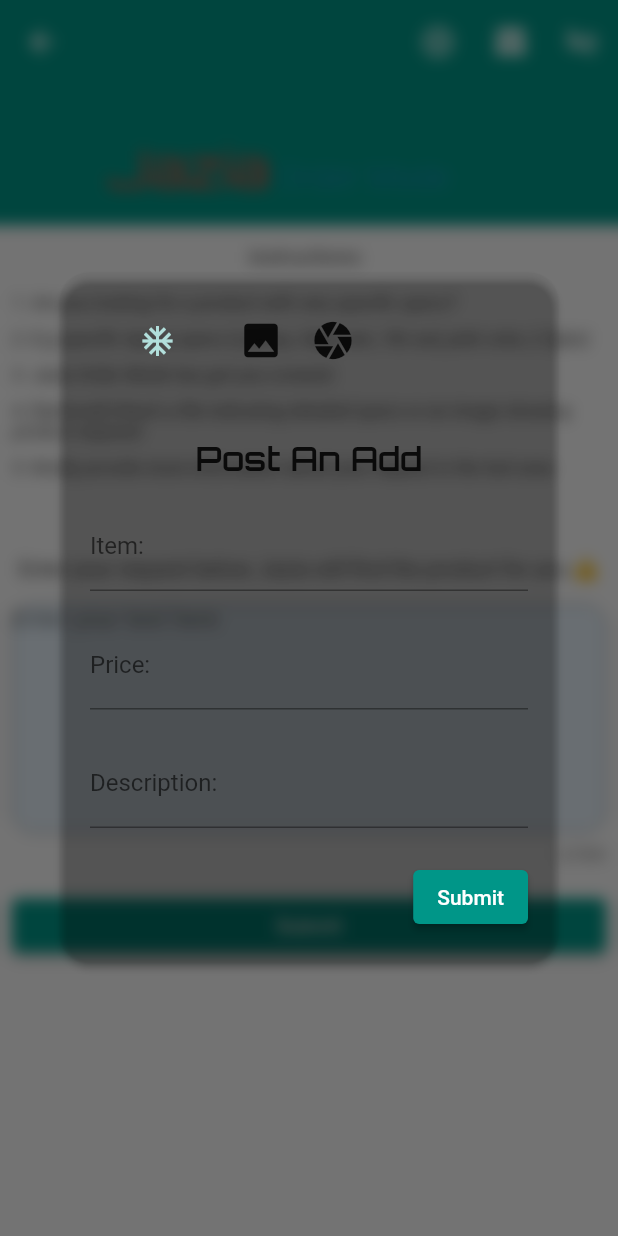
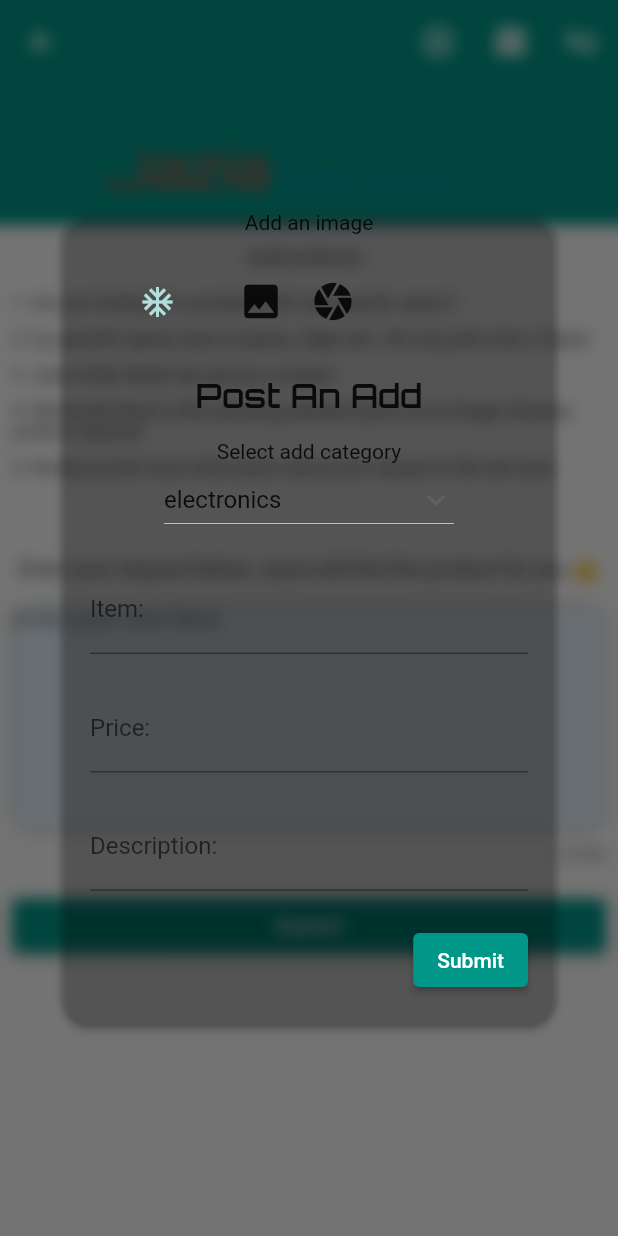
Before and after one commit to DavidMtundi/jaziaEq, a Flutter app: the LandOrder screen opened by its route, after a tap on the "add circle outline" icon, on a phone screen of 412 x 824 dp. Run offline on Flutter 3.47's test engine with Material 2 defaults, Android fonts, the phone set to English and light mode, and no system bars; our stand-ins replace cached_network_image, cloud_firestore, dropdown_button2, firebase_auth, firebase_core, firebase_storage and 9 more; missing offline and left inert: flutter_sms_inbox, solid_bottom_sheet; accounts and stored records are empty; Roboto replaces fonts that are missing (Varela).

```diff
--- a/lib/main.dart
+++ b/lib/main.dart
@@ -126,7 +126,7 @@ class _MyAppState extends State<MyApp> {
           '/mt940download': (context) => Mt940Screen(),
           '/registernewform': (context) => const RegisterNewForm(),
           '/registerform': (context) => const RegisterForm(),
-          '/myitems': (context) => const ProfileExisting(),
+          '/myitems': (context) => ProfileExisting(),
           '/indevelopment': (context) => const InDevelopment(),
           '/verifyseller': (context) => const VerifySeller(),
         },
--- a/lib/trydart/uploadonly.dart
+++ b/lib/trydart/uploadonly.dart
@@ -9,6 +9,8 @@ import 'package:firebase_storage/firebase_storage.dart';
 import 'package:flutter/cupertino.dart';
 import 'package:flutter/material.dart';
 import 'package:image_picker/image_picker.dart';
+import 'package:shared_preferences/shared_preferences.dart';
+import 'package:firebase_auth/firebase_auth.dart';
 
 class UploadDialogBox extends StatefulWidget {
   final String? title, descriptions, text;
@@ -33,8 +35,22 @@ class _UploadDialogBoxState extends State<UploadDialogBox> {
   ///instance of firestore
   FirebaseFirestore firestore = FirebaseFirestore.instance;
   FirebaseStorage storage = FirebaseStorage.instance;
+  FirebaseAuth _auth = FirebaseAuth.instance;
 
+  String dropdownvalue = 'electronics';
 
+  var items = [
+    'electronics',
+    'art',
+    'clothing',
+    'phones',
+    'property',
+    'construction equipment',
+    'toys',
+    'vehicles',
+  ];
+
+  TextStyle _style = GoogleFonts.varelaRound();
   // get permissions
 
   ///Image picker upload and url retrieve
@@ -75,10 +91,11 @@ class _UploadDialogBoxState extends State<UploadDialogBox> {
   }
   String? colorVal;
 
-  //end of random colors
+  SharedPreferences? pref;
 
   //upload image function
   Future uploadPic( BuildContext context) async {
+    pref = await SharedPreferences.getInstance();
     String fileName = basename(_image!.path);
     Reference firebaseStorageRef = storage.ref().child(fileName);
     UploadTask uploadTask = firebaseStorageRef.putFile(_image!);
@@ -105,20 +122,9 @@ class _UploadDialogBoxState extends State<UploadDialogBox> {
       'price': int.parse(_controller2.text),
       'description': _controller3.text,
       'url': '$downloadUrl',
-      /*'uploaded':{
-        DateTime.now().toString().substring(0,10):int.parse(_controller3.text)
-      },
-      'remaining':{
-        //DateTime.now().toString().substring(0,10):int.parse(_controller3.text)
-        DateTime.now().toString().substring(0,10):null
-
-      },
-      'updates':{
-        DateTime.now().toString().substring(0,10):{
-          'pos':0,
-          'neg':0
-        }
-      }*/
+      'phone': pref!.getString('phone'),
+      'uid': _auth.currentUser!.uid,
+      'category':dropdownvalue,
     },SetOptions(merge: true)).then((value) {
       setState(() {
         progress = false;
@@ -220,6 +226,40 @@ class _UploadDialogBoxState extends State<UploadDialogBox> {
                 SizedBox(height: 15,),
                 Column(
                   children: [
+                  Text(
+                  'Select add category',
+                  style: _style,
+                ),
+
+          DropdownButton(
+            // Initial Value
+            value: dropdownvalue,
+
+            // Down Arrow Icon
+            icon: const Icon(Icons.keyboard_arrow_down),
+
+            // Array list of items
+            items: items.map((String items) {
+              return DropdownMenuItem(
+                value: items,
+                child: Text(items),
+              );
+            }).toList(),
+            // After selecting the desired option,it will
+            // change button value to selected value
+            onChanged: (String? newValue) async {
+             // prefs = await SharedPreferences.getInstance();
+
+              setState(() {});
+                dropdownvalue = newValue!;
+
+             /* prefs!.setString('category', newValue!).then((value) {
+                print(prefs!.getString('category'));
+              });*/
+
+            },
+          ),
+                    SizedBox(height: 20,),
                     TextFormField(
                       decoration: InputDecoration(
                         hintText: 'Name of the Item:',
@@ -314,7 +354,13 @@ class _UploadDialogBoxState extends State<UploadDialogBox> {
           Positioned(
             left: Constants.padding,
             right: Constants.padding,
-            child: Row(
+            child: Column(
+              children: [
+                Text(
+                  'Add an image',
+                  style: _style,
+                ),
+                Row(
                   children: [
                     CircleAvatar(
                       backgroundColor: Colors.transparent,
@@ -347,6 +393,8 @@ class _UploadDialogBoxState extends State<UploadDialogBox> {
                     ),
                   ],
                 ),
+              ],
+            ),
           ),
         ],
       ),
```
Also changed, not shown: lib/screens/verifyseller.dart (+69 -29 lines), lib/trydart/gridcategory.dart (+51 -61 lines), lib/trydart/landpage.dart (+23 -10 lines), lib/trydart/readonly.dart (+32 -7 lines). Lines whose indentation alone changed are shown as unchanged.
